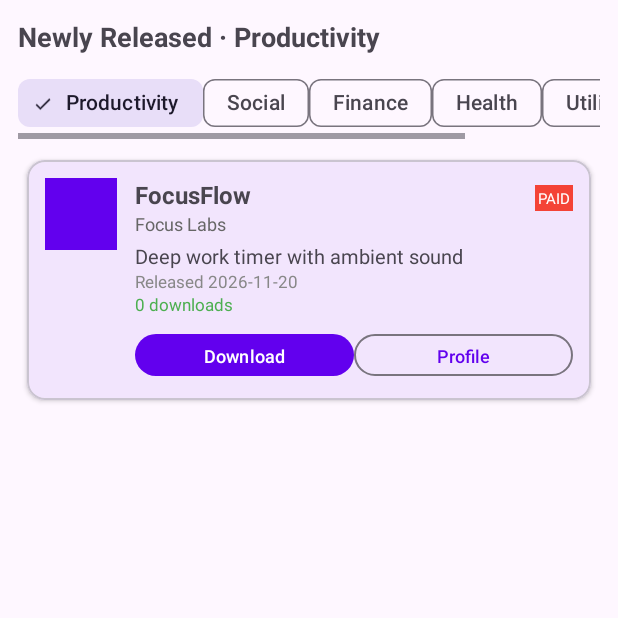
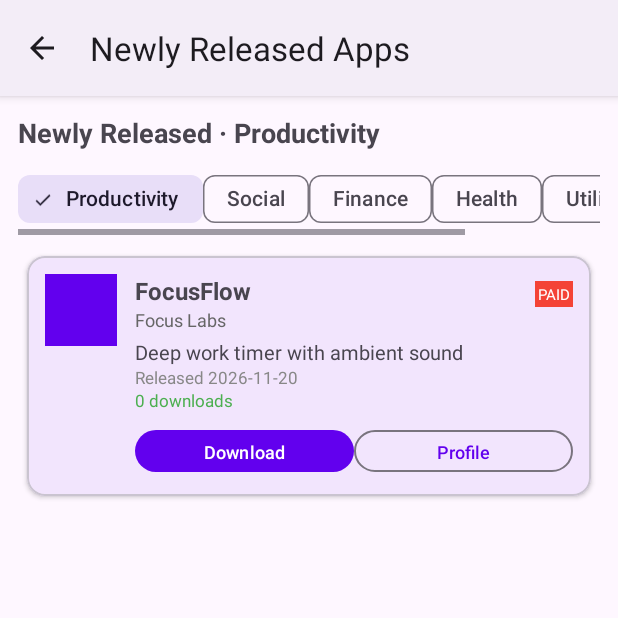
Before and after one commit to DSangHub/naytif-app, an Android app: the screen it shows after launch (AppsOfInterestActivity), after a tap on "Newly Released Apps", on a phone screen of 412 x 824 dp, the top half of it. Run offline under Robolectric (Android 15) with nearby library versions, the phone set to English and light mode, and no system bars.

Commit message:
Fix auto-delete race and missing action bar on apps screen
- Notification list is now a CopyOnWriteArrayList (with removeIf), so the
  background auto-delete timer can iterate it while the listener mutates it
  on the main thread without a ConcurrentModificationException
- instance/onUpdate marked @Volatile since they're read across threads
- Auto-delete task catches and logs exceptions; previously one failure
  would silently cancel every future run of scheduleAtFixedRate
- AppsOfInterestActivity uses a new Theme.Naytif.WithActionBar so its
  'Newly Released Apps' title and Up arrow actually appear

Co-Authored-By: Claude Opus 5.5 <noreply@anthropic.com>
Claude-Session: https://claude.ai/code/session_01JQfsVeVgMCQ6VjBnxkU1co

```diff
--- a/app/src/main/AndroidManifest.xml
+++ b/app/src/main/AndroidManifest.xml
@@ -25,6 +25,7 @@
         <activity
             android:name=".AppsOfInterestActivity"
             android:exported="false"
+            android:theme="@style/Theme.Naytif.WithActionBar"
             android:parentActivityName=".MainActivity" />
 
         <service
--- a/app/src/main/java/app/naytif/MainActivity.kt
+++ b/app/src/main/java/app/naytif/MainActivity.kt
@@ -3,6 +3,7 @@ package app.naytif
 import android.content.Intent
 import android.os.Bundle
 import android.provider.Settings
+import android.util.Log
 import androidx.appcompat.app.AppCompatActivity
 import androidx.recyclerview.widget.LinearLayoutManager
 import app.naytif.databinding.ActivityMainBinding
@@ -54,12 +55,18 @@ class MainActivity : AppCompatActivity() {
 
         // Auto-delete checker
         scheduler.scheduleAtFixedRate({
-            val now = System.currentTimeMillis()
-            val toDelete = NaytifNotificationListener.notifications.filter {
-                it.autoDeleteAt != null && it.autoDeleteAt!! <= now && !it.isFavorite
-            }
-            toDelete.forEach { notif ->
-                NaytifNotificationListener.instance?.cancelByKey(notif.key)
+            // An uncaught exception would silently stop all future runs, so log and carry on.
+            try {
+                val now = System.currentTimeMillis()
+                val toDelete = NaytifNotificationListener.notifications.filter { n ->
+                    val deleteAt = n.autoDeleteAt
+                    deleteAt != null && deleteAt <= now && !n.isFavorite
+                }
+                toDelete.forEach { notif ->
+                    NaytifNotificationListener.instance?.cancelByKey(notif.key)
+                }
+            } catch (e: Exception) {
+                Log.e("Naytif", "Auto-delete check failed", e)
             }
         }, 0, 30, TimeUnit.SECONDS)
 
--- a/app/src/main/java/app/naytif/NaytifNotificationListener.kt
+++ b/app/src/main/java/app/naytif/NaytifNotificationListener.kt
@@ -4,13 +4,18 @@ import android.service.notification.NotificationListenerService
 import android.service.notification.StatusBarNotification
 import android.app.Notification
 import android.util.Log
+import java.util.concurrent.CopyOnWriteArrayList
 
 class NaytifNotificationListener : NotificationListenerService() {
 
     companion object {
-        var instance: NaytifNotificationListener? = null
-        val notifications = mutableListOf<CapturedNotification>()
-        var onUpdate: (() -> Unit)? = null
+        @Volatile var instance: NaytifNotificationListener? = null
+
+        // Read by the auto-delete timer on a background thread while the listener
+        // adds/removes on the main thread; copy-on-write makes that safe to iterate.
+        val notifications = CopyOnWriteArrayList<CapturedNotification>()
+
+        @Volatile var onUpdate: (() -> Unit)? = null
     }
 
     override fun onListenerConnected() {
@@ -35,7 +40,7 @@ class NaytifNotificationListener : NotificationListenerService() {
     }
 
     override fun onNotificationRemoved(sbn: StatusBarNotification) {
-        notifications.removeAll { it.key == sbn.key }
+        notifications.removeIf { it.key == sbn.key }
         onUpdate?.invoke()
     }
 
@@ -69,7 +74,7 @@ class NaytifNotificationListener : NotificationListenerService() {
 
     fun cancelByKey(key: String) {
         cancelNotification(key)
-        notifications.removeAll { it.key == key }
+        notifications.removeIf { it.key == key }
         onUpdate?.invoke()
     }
 }
--- a/app/src/main/res/values/themes.xml
+++ b/app/src/main/res/values/themes.xml
@@ -5,4 +5,11 @@
         <item name="colorPrimaryVariant">#3700B3</item>
         <item name="colorOnPrimary">#FFFFFF</item>
     </style>
+
+    <!-- Same colors, but with an action bar for screens that show a title and Up arrow -->
+    <style name="Theme.Naytif.WithActionBar" parent="Theme.Material3.DayNight">
+        <item name="colorPrimary">#6200EE</item>
+        <item name="colorPrimaryVariant">#3700B3</item>
+        <item name="colorOnPrimary">#FFFFFF</item>
+    </style>
 </resources>
```
